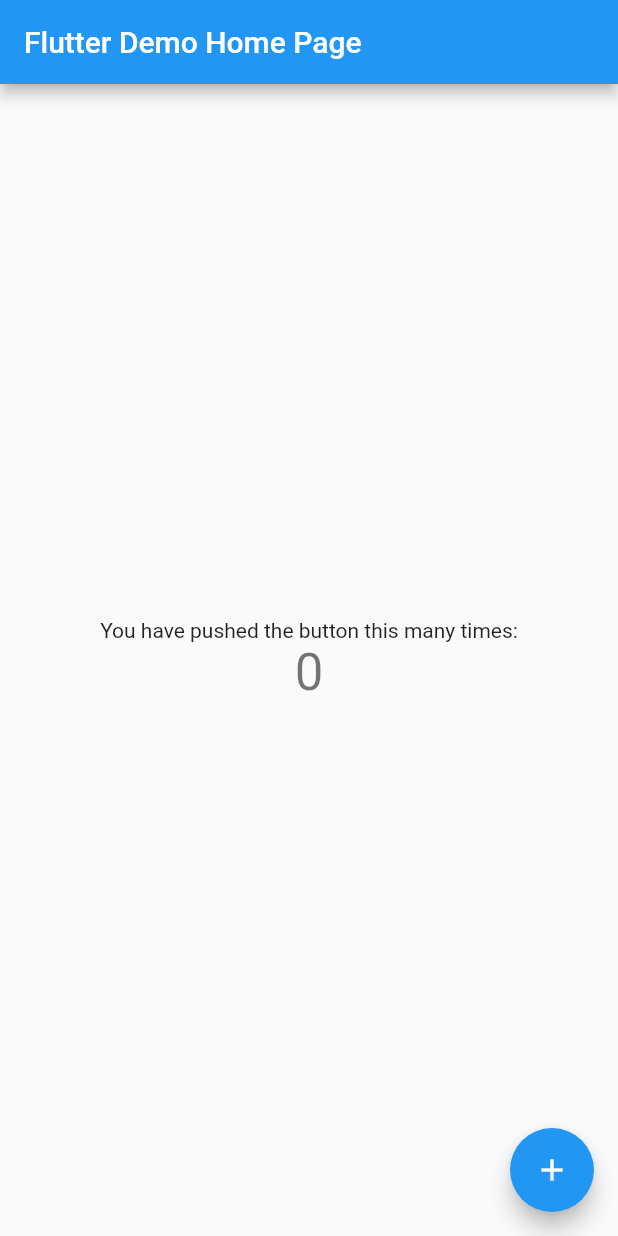
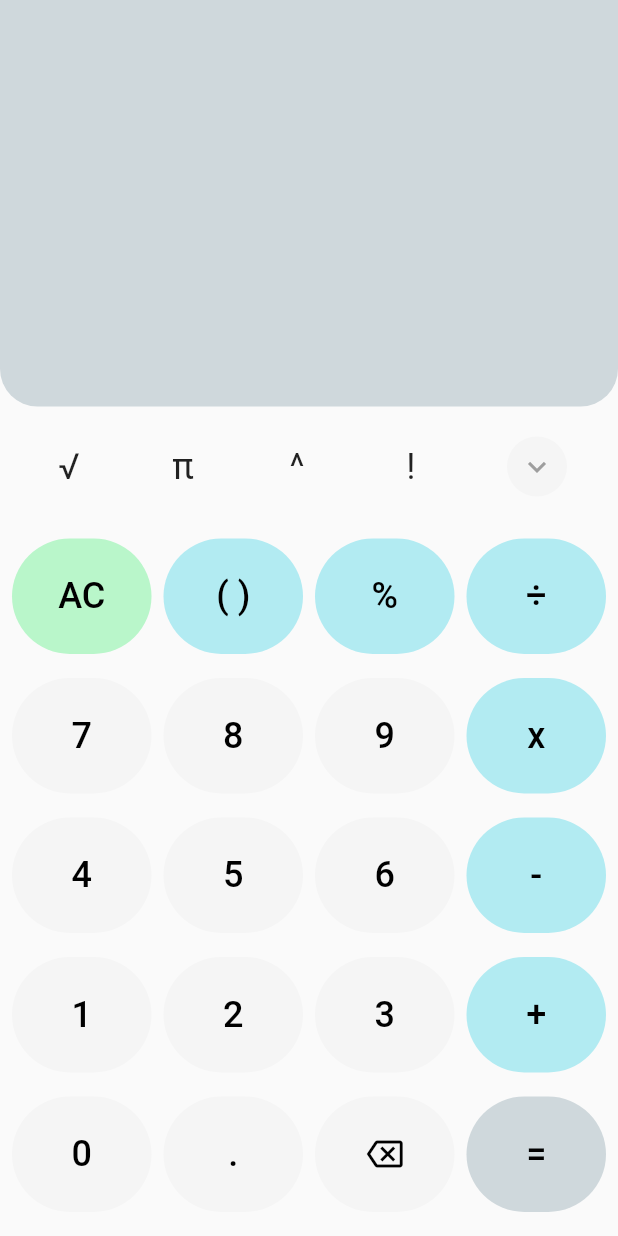
Before and after one commit to tejHackerDEV/calculator, a Flutter app: the screen it shows after launch, on a phone screen of 412 x 824 dp. Run offline on Flutter 3.47's test engine with Material 2 defaults, Android fonts, the phone set to English and light mode, and no system bars.

Commit message:
feat(ui): Add HomePage

```diff
--- /dev/null
+++ b/lib/app/pages/home_page.dart
@@ -0,0 +1,135 @@
+import 'package:flutter/material.dart';
+
+class HomePage extends StatelessWidget {
+  HomePage({Key? key}) : super(key: key);
+
+  final List gridViewOptions = [
+    'AC',
+    '( )',
+    '%',
+    '÷',
+    '7',
+    '8',
+    '9',
+    'x',
+    '4',
+    '5',
+    '6',
+    '-',
+    '1',
+    '2',
+    '3',
+    '+',
+    '0',
+    '.',
+    'clear',
+    '=',
+  ];
+
+  final extraOptions = [
+    '√',
+    'π',
+    '^',
+    '!',
+  ];
+
+  @override
+  Widget build(BuildContext context) {
+    return Scaffold(
+      body: SafeArea(
+        child: Column(
+          crossAxisAlignment: CrossAxisAlignment.stretch,
+          children: [
+            Expanded(
+              child: DecoratedBox(
+                decoration: BoxDecoration(
+                  color: Colors.blueGrey.shade100,
+                  borderRadius: const BorderRadius.vertical(
+                    bottom: Radius.circular(25.0),
+                  ),
+                ),
+              ),
+            ),
+            Padding(
+              padding: const EdgeInsets.only(
+                left: 8.0,
+                right: 8.0,
+                top: 16.0,
+                bottom: 8.0,
+              ),
+              child: Row(
+                mainAxisAlignment: MainAxisAlignment.spaceAround,
+                children: [
+                  ...extraOptions.map((e) => _iconTextButton(e)),
+                  TextButton(
+                    onPressed: () {},
+                    style: TextButton.styleFrom(
+                      backgroundColor: Colors.grey.shade100,
+                      shape: const CircleBorder(),
+                    ),
+                    child: const Icon(
+                      Icons.expand_more_outlined,
+                      color: Colors.grey,
+                    ),
+                  ),
+                ],
+              ),
+            ),
+            GridView.count(
+              padding: const EdgeInsets.all(8.0),
+              crossAxisCount: 4,
+              crossAxisSpacing: 8.0,
+              shrinkWrap: true,
+              physics: const NeverScrollableScrollPhysics(),
+              children: List.generate(
+                gridViewOptions.length,
+                (index) => Padding(
+                  padding: const EdgeInsets.symmetric(vertical: 8.0),
+                  child: TextButton(
+                    style: TextButton.styleFrom(
+                      shape: RoundedRectangleBorder(
+                        borderRadius: BorderRadius.circular(50.0),
+                      ),
+                      backgroundColor: index == gridViewOptions.length - 1
+                          ? Colors.blueGrey.shade100
+                          : index == 0
+                              ? Colors.greenAccent.shade100
+                              : index < 4 || (index + 1) % 4 == 0
+                                  ? Colors.cyan.shade100
+                                  : Colors.grey.shade100,
+                    ),
+                    onPressed: () {},
+                    child: index == gridViewOptions.length - 2
+                        ? const Icon(
+                            Icons.backspace_outlined,
+                            color: Colors.black,
+                          )
+                        : Text(
+                            gridViewOptions[index],
+                            style: const TextStyle(
+                              color: Colors.black,
+                              fontSize: 24.0,
+                            ),
+                          ),
+                  ),
+                ),
+              ),
+            ),
+          ],
+        ),
+      ),
+    );
+  }
+
+  Widget _iconTextButton(String text) {
+    return IconButton(
+      onPressed: () {},
+      icon: Text(
+        text,
+        style: const TextStyle(
+          fontSize: 24.0,
+        ),
+      ),
+    );
+  }
+}
--- a/lib/main.dart
+++ b/lib/main.dart
@@ -1,3 +1,4 @@
+import 'package:calculator/app/pages/home_page.dart';
 import 'package:flutter/material.dart';
 
 void main() {
@@ -24,92 +25,7 @@ class MyApp extends StatelessWidget {
         // is not restarted.
         primarySwatch: Colors.blue,
       ),
-      home: const MyHomePage(title: 'Flutter Demo Home Page'),
+      home: HomePage(),
     );
   }
 }
-
-class MyHomePage extends StatefulWidget {
-  const MyHomePage({Key? key, required this.title}) : super(key: key);
-
-  // This widget is the home page of your application. It is stateful, meaning
-  // that it has a State object (defined below) that contains fields that affect
-  // how it looks.
-
-  // This class is the configuration for the state. It holds the values (in this
-  // case the title) provided by the parent (in this case the App widget) and
-  // used by the build method of the State. Fields in a Widget subclass are
-  // always marked "final".
-
-  final String title;
-
-  @override
-  State<MyHomePage> createState() => _MyHomePageState();
-}
-
-class _MyHomePageState extends State<MyHomePage> {
-  int _counter = 0;
-
-  void _incrementCounter() {
-    setState(() {
-      // This call to setState tells the Flutter framework that something has
-      // changed in this State, which causes it to rerun the build method below
-      // so that the display can reflect the updated values. If we changed
-      // _counter without calling setState(), then the build method would not be
-      // called again, and so nothing would appear to happen.
-      _counter++;
-    });
-  }
-
-  @override
-  Widget build(BuildContext context) {
-    // This method is rerun every time setState is called, for instance as done
-    // by the _incrementCounter method above.
-    //
-    // The Flutter framework has been optimized to make rerunning build methods
-    // fast, so that you can just rebuild anything that needs updating rather
-    // than having to individually change instances of widgets.
-    return Scaffold(
-      appBar: AppBar(
-        // Here we take the value from the MyHomePage object that was created by
-        // the App.build method, and use it to set our appbar title.
-        title: Text(widget.title),
-      ),
-      body: Center(
-        // Center is a layout widget. It takes a single child and positions it
-        // in the middle of the parent.
-        child: Column(
-          // Column is also a layout widget. It takes a list of children and
-          // arranges them vertically. By default, it sizes itself to fit its
-          // children horizontally, and tries to be as tall as its parent.
-          //
-          // Invoke "debug painting" (press "p" in the console, choose the
-          // "Toggle Debug Paint" action from the Flutter Inspector in Android
-          // Studio, or the "Toggle Debug Paint" command in Visual Studio Code)
-          // to see the wireframe for each widget.
-          //
-          // Column has various properties to control how it sizes itself and
-          // how it positions its children. Here we use mainAxisAlignment to
-          // center the children vertically; the main axis here is the vertical
-          // axis because Columns are vertical (the cross axis would be
-          // horizontal).
-          mainAxisAlignment: MainAxisAlignment.center,
-          children: <Widget>[
-            const Text(
-              'You have pushed the button this many times:',
-            ),
-            Text(
-              '$_counter',
-              style: Theme.of(context).textTheme.headline4,
-            ),
-          ],
-        ),
-      ),
-      floatingActionButton: FloatingActionButton(
-        onPressed: _incrementCounter,
-        tooltip: 'Increment',
-        child: const Icon(Icons.add),
-      ), // This trailing comma makes auto-formatting nicer for build methods.
-    );
-  }
-}
```
Also changed, not shown: 1 other file.
